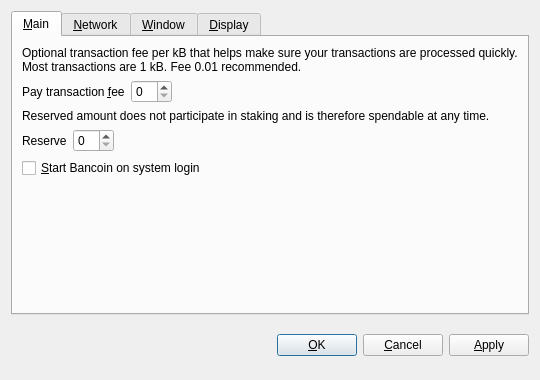
Old version of the form src/qt/forms/optionsdialog.ui in the repository jamcont/BancoinCore.
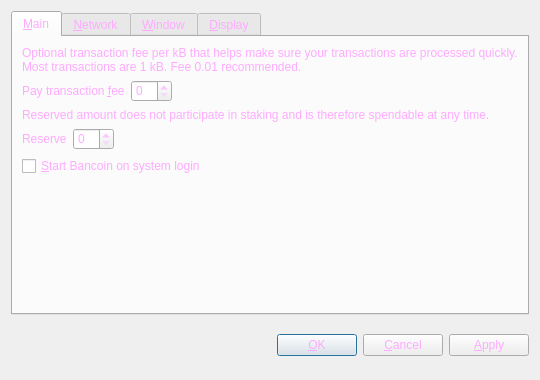
New version of the form. Icons and pictures are not drawn. Custom widgets are drawn as their Qt base class.

```diff
--- a/src/qt/forms/optionsdialog.ui
+++ b/src/qt/forms/optionsdialog.ui
@@ -13,6 +13,10 @@
   <property name="windowTitle">
    <string>Options</string>
   </property>
+  <property name="styleSheet">
+   <string notr="true">background-image: url(:/images/bkg2);
+color: rgb(255, 170, 255);</string>
+  </property>
   <property name="modal">
    <bool>true</bool>
   </property>
```
Left out of the diff: 1 changed line with no effect on the pictures.
